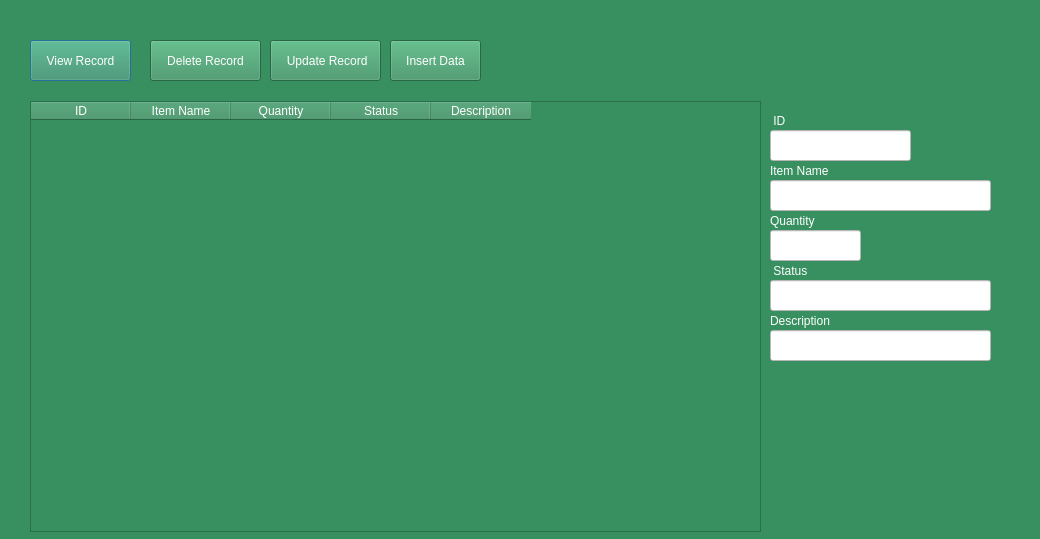
The window that addgardentool.ui (Rabsoninnora/RoseGardenPlantCareSystem) describes before a commit, drawn with Qt 5.
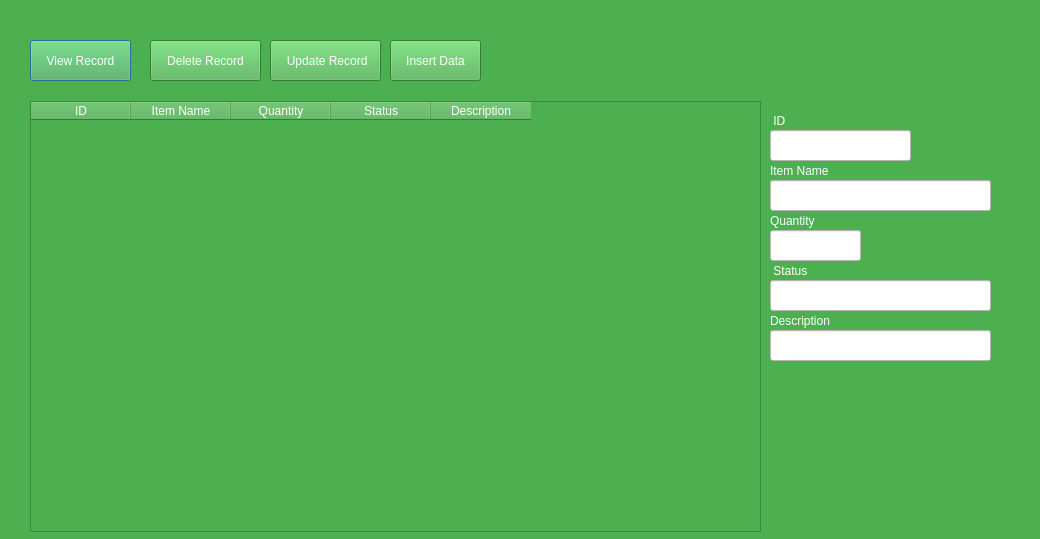
The same window after the commit.

What changed in the file:
```diff
--- a/addgardentool.ui
+++ b/addgardentool.ui
@@ -14,7 +14,9 @@
    <string>The Rose Garden Nursery  System 1.0</string>
   </property>
   <property name="styleSheet">
-   <string notr="true"> background-color: rgb(56, 144, 96);</string>
+   <string notr="true"> background-color:#4CAF50;
+
+ </string>
   </property>
   <widget class="QPushButton" name="btn_View_Record">
    <property name="geometry">
```
